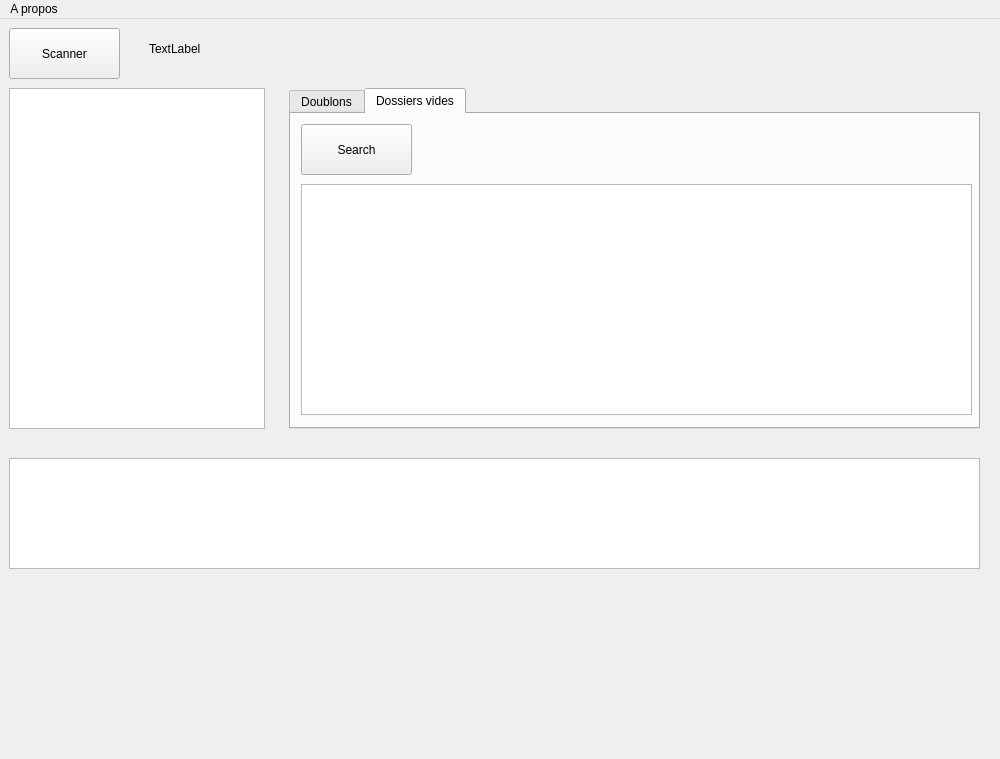
Before: the Qt Designer form org/orgview.ui in relefebvre/organizer, drawn with Qt 5.
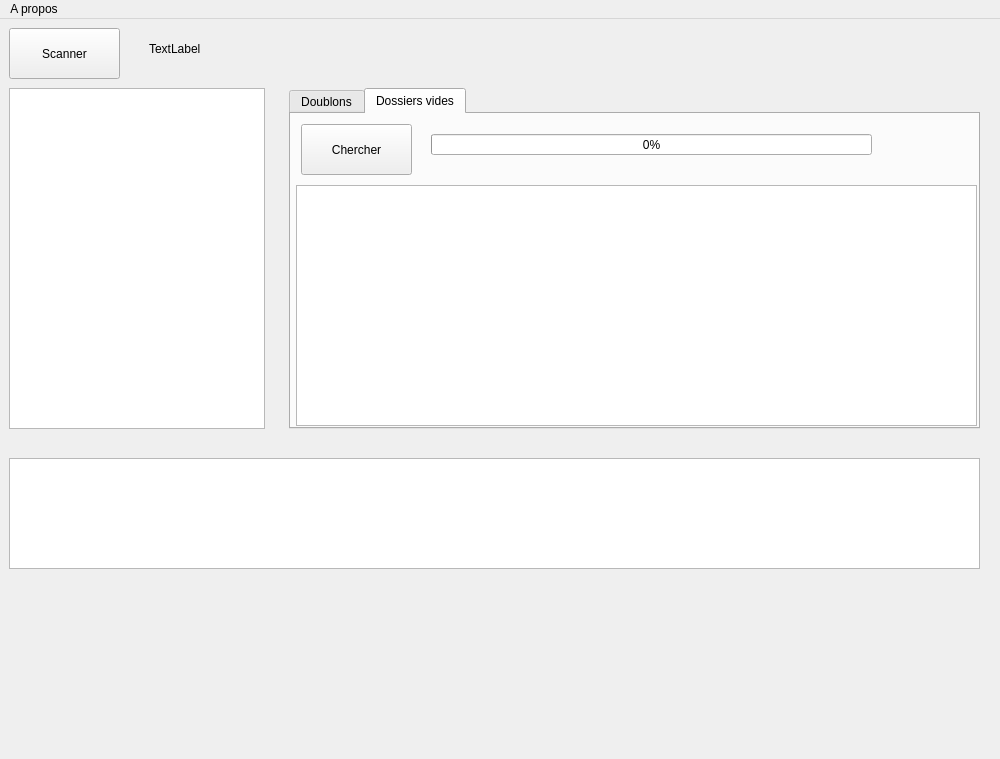
After: the same form once the commit is applied. The open tabs and pages were chosen to show the change.

Commit message: reparation merge foireux, affichage QTreeView des dossiers vides

Patch:
```diff
--- a/org/orgview.ui
+++ b/org/orgview.ui
@@ -151,19 +151,32 @@
         </rect>
        </property>
        <property name="text">
-        <string>Search</string>
+        <string>Chercher</string>
        </property>
       </widget>
-      <widget class="QTextBrowser" name="view_empty">
+      <widget class="QTreeView" name="treeViewEmpty">
        <property name="geometry">
         <rect>
-         <x>10</x>
-         <y>70</y>
-         <width>671</width>
-         <height>231</height>
+         <x>5</x>
+         <y>71</y>
+         <width>681</width>
+         <height>241</height>
         </rect>
        </property>
       </widget>
+      <widget class="QProgressBar" name="progressBarEmpty">
+       <property name="geometry">
+        <rect>
+         <x>140</x>
+         <y>20</y>
+         <width>441</width>
+         <height>21</height>
+        </rect>
+       </property>
+       <property name="value">
+        <number>0</number>
+       </property>
+      </widget>
      </widget>
     </widget>
     <widget class="QTextBrowser" name="textBrowser">
```
Left out of the diff: 6 changed lines with no effect on the pictures. The commit also changes 4 other files.
